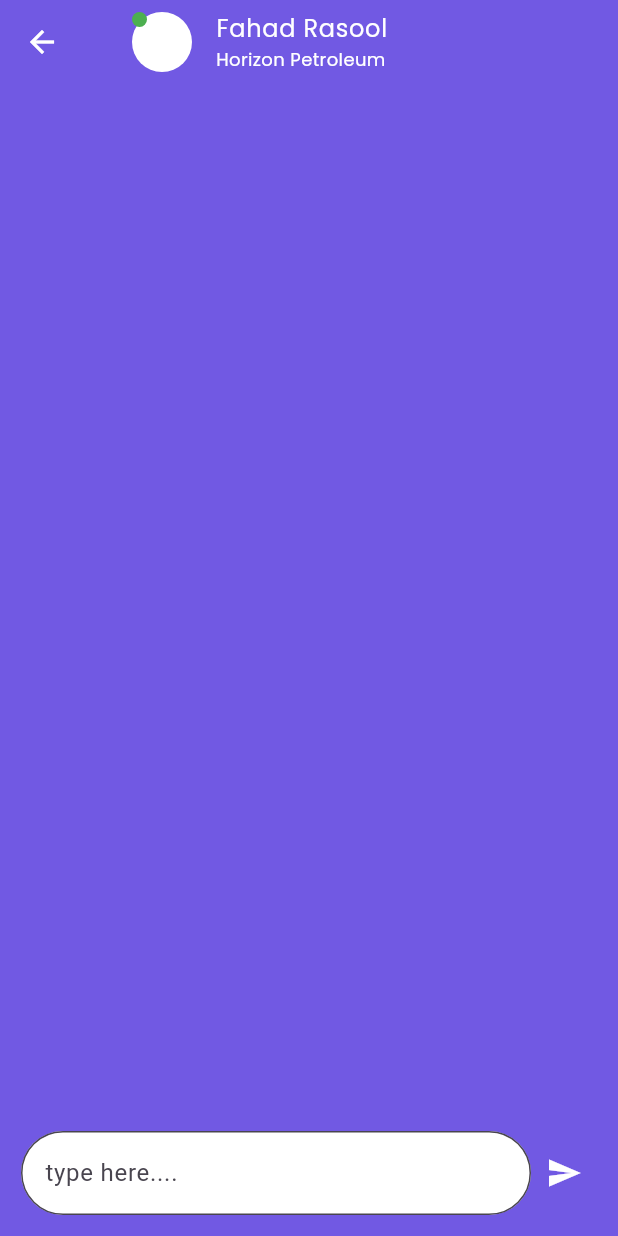
After one commit to fahadalibur/fyp_orvba, a Flutter app: the ChatScreen screen opened directly, after a tap on the "send" icon, on a phone screen of 412 x 824 dp. The commit adds this screen. Run offline on Flutter 3.47's test engine with Material 3 defaults, Android fonts, the phone set to English and light mode, and no system bars; our stand-ins replace gap, google_fonts, pin_code_fields.

Commit message:
100% completed

```diff
--- /dev/null
+++ b/fyp_orvba/lib/chat_screen.dart
@@ -0,0 +1,140 @@
+import 'package:flutter/material.dart';
+import 'package:gap/gap.dart';
+
+import 'components/textStyels.dart';
+
+class ChatScreen extends StatefulWidget {
+  const ChatScreen({super.key});
+
+  @override
+  State<ChatScreen> createState() => _ChatScreenState();
+}
+
+class _ChatScreenState extends State<ChatScreen> {
+  TextEditingController _messageContrller = TextEditingController();
+
+  List<String> _messages = [];
+
+  Widget messageHolder(int index){
+    return Padding(
+      padding: const EdgeInsets.only(left: 100, top: 10,right: 5),
+      child: Container(
+        decoration:  BoxDecoration(
+            color: Colors.white,
+            borderRadius: BorderRadius.only(topLeft: Radius.circular(10),
+                bottomLeft: Radius.circular(30),
+                topRight: Radius.circular(30)
+            )
+        ),
+        child: Padding(
+          padding: const EdgeInsets.all(18.0),
+          child: Text(_messages[index]),
+        ),
+      ),
+    );
+  }
+
+  Widget receiverHolder(int index){
+    return Padding(
+      padding: const EdgeInsets.only(left: 5, top: 10,right: 100),
+      child: Container(
+        decoration:  BoxDecoration(
+            color: Colors.white,
+            borderRadius: BorderRadius.only(
+              bottomRight: Radius.circular(10),
+                bottomLeft: Radius.circular(30),
+                topRight: Radius.circular(30)
+            )
+        ),
+        child: Padding(
+          padding: const EdgeInsets.all(18.0),
+          child: Text(_messages[index]),
+        ),
+      ),
+    );
+  }
+  @override
+  Widget build(BuildContext context) {
+    return SafeArea(
+      child: Scaffold(
+        backgroundColor: const Color(0xff7159E3),
+        appBar: AppBar(
+          foregroundColor: Colors.white,
+          backgroundColor: const Color(0xff7159E3),
+          title: ListTile(
+            leading: const Stack(
+              children: [
+                CircleAvatar(
+                  backgroundColor: Colors.white,
+                ),
+                CircleAvatar(
+                  backgroundColor: Colors.green,
+                  radius: 5,
+                )
+              ],
+            ),
+            title: Text(
+              "Fahad Rasool",
+              style: style16White,
+            ),
+            subtitle: Text(
+              "Horizon Petroleum",
+              style: style12White,
+            ),
+          ),
+        ),
+        body: Column(
+          children: [
+            Expanded(
+              child: SingleChildScrollView(
+                reverse: true,
+                child: ListView.builder(
+                  physics: NeverScrollableScrollPhysics(),
+                  shrinkWrap: true,
+                    itemCount: _messages.length,
+                    itemBuilder: (context, index){
+                    return index%2==0?messageHolder(index):receiverHolder(index);
+                }),
+              ),
+            ),
+            Padding(
+              padding: const EdgeInsets.all(14.0),
+              child: Row(
+                mainAxisSize: MainAxisSize.min,
+                children: [
+                  Expanded(child: TextField(
+                    maxLines: null,
+                    controller: _messageContrller,
+                    decoration: InputDecoration(
+                      filled: true,
+                      fillColor: Colors.white,
+                      hintText: "type here....",
+                      border: OutlineInputBorder(borderRadius: BorderRadius.circular(50))
+                    ),
+                  )),
+                  Gap(10),
+                  GestureDetector(
+                      onTap: (){
+                        print("tapped");
+                        setState(() {
+                          if(_messageContrller.text != ""){
+                            String message = _messageContrller.text;
+                            _messages.add(message);
+                            _messageContrller.clear();
+                          }else{
+                            print("No working");
+                          }
+                        });
+
+                      },
+                      child: Icon(Icons.send,color: Colors.white,)),
+                  Gap(10),
+                ],
+              ),
+            ),
+          ],
+        ),
+      ),
+    );
+  }
+}
--- a/fyp_orvba/lib/main.dart
+++ b/fyp_orvba/lib/main.dart
@@ -2,6 +2,7 @@ import 'package:flutter/material.dart';
 import 'package:fyp_orvba/Business%20Screens/business_dashboard.dart';
 import 'package:fyp_orvba/Business%20Screens/crete_%20business.dart';
 import 'package:fyp_orvba/Business%20Screens/manage_business.dart';
+import 'package:fyp_orvba/chat_screen.dart';
 import 'package:fyp_orvba/signup/finish.dart';
 import 'package:fyp_orvba/signup/user_signup.dart';
 import 'package:fyp_orvba/user_dashboard.dart';
@@ -23,7 +24,7 @@ class MyApp extends StatefulWidget {
 class _MyAppState extends State<MyApp> {
   @override
   Widget build(BuildContext context) {
-    return  MaterialApp(
+    return  const MaterialApp(
       debugShowCheckedModeBanner: false,
       home: WelcomeScreen(),
     );
```
Also changed, not shown: fyp_orvba/lib/details_screen.dart (+9 -3 lines).
